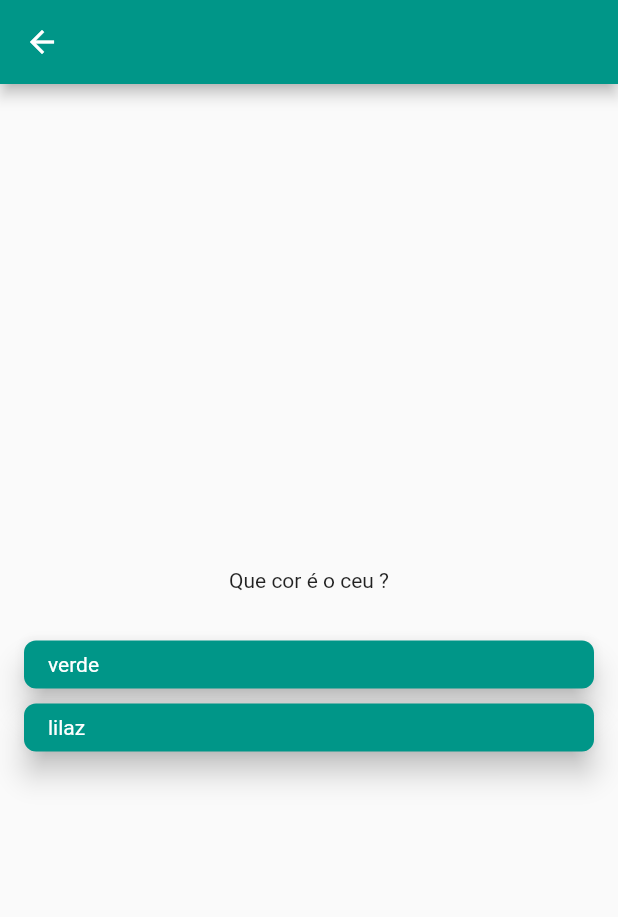
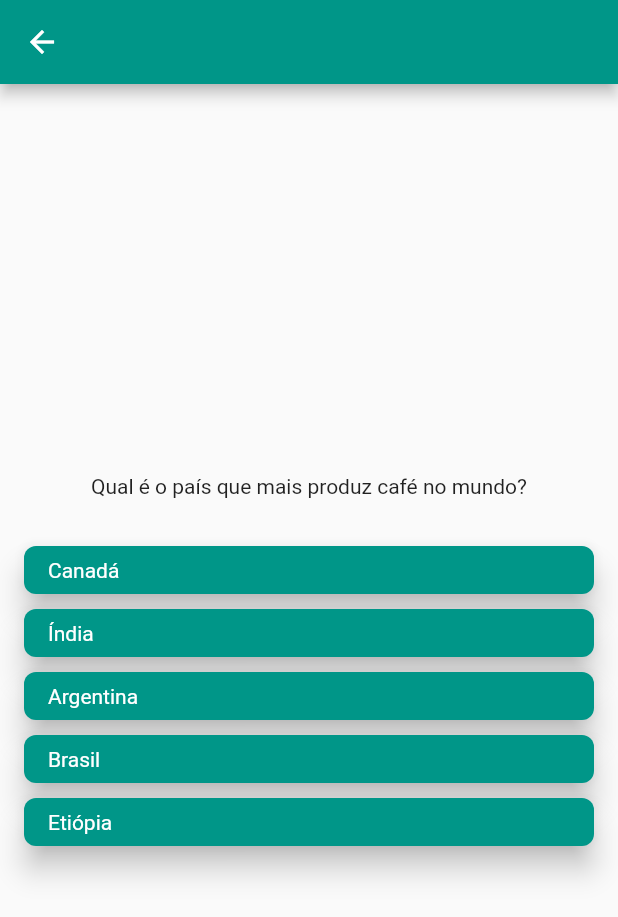
Before and after one commit to SamuelDevMobile/Aula03, a Flutter app: the QuizScreen screen opened by its route, on a phone screen of 412 x 824 dp. Shown: the top 917 px of the screen. Run offline on Flutter 3.47's test engine with Material 2 defaults, Android fonts, the phone set to English and light mode, and no system bars.

Commit message:
atualizando perguntas

```diff
--- a/aula3/lib/screens/quiz/quiz_screen.dart
+++ b/aula3/lib/screens/quiz/quiz_screen.dart
@@ -17,13 +17,39 @@ class QuizScreen extends StatefulWidget {
 List<QuestionModel> loadQuestion() {
   return [
     QuestionModel(
-        question: 'Que cor é o ceu ?', options: ['verde', 'lilaz'], answer: 1),
+        question: 'Qual é o país que mais produz café no mundo?',
+        options: ['Canadá', 'Índia', 'Argentina', 'Brasil', 'Etiópia'],
+        answer: 3),
     QuestionModel(
-        question: 'Qual a cor do cavalo branco de napoleao',
-        options: ['preto', 'marrom', 'branco'],
-        answer: 2),
+        question: 'País conhecido por ser o mais fechado do mundo?',
+        options: ['Myammar', 'Coréia do Norte', 'Armenia', 'Iêmen', 'Vietnã'],
+        answer: 1),
     QuestionModel(
-        question: 'Você gosta de leite', options: ['sim', 'não'], answer: 3)
+        question: 'País que possui a Groelândia como território?',
+        options: [
+          'Finlândia',
+          'Canadá',
+          'Reino Unido',
+          'Estados Unidos',
+          'Dinamarca'
+        ],
+        answer: 4),
+    QuestionModel(
+        question: 'País com a maior média de QI?',
+        options: ['China', 'Alemanha', 'Japão', 'Coreia do Sul', 'Noruega'],
+        answer: 3),
+    QuestionModel(
+        question: 'País com maior IDH?',
+        options: ['África', 'Ásia', 'Oceânia'],
+        answer: 0),
+    QuestionModel(
+        question: 'Continente menos industrializado?',
+        options: ['Noruega', 'Reino Unido', 'Canadá', 'Holanda', 'México'],
+        answer: 0),
+    QuestionModel(
+        question: 'País com maior comunidade japonesa fora do Japão?',
+        options: ['Estados Unidos', 'Brasil', 'Coreia do Sul'],
+        answer: 1)
   ];
 }
 
@@ -38,7 +64,7 @@ class _QuizScreenState extends State<QuizScreen> {
     questions = loadQuestion();
   }
 
-  void onOptionPressed(int selectOption)  {
+  void onOptionPressed(int selectOption) {
     final currentQuestion = questions[questionIndex];
 
     if (selectOption == currentQuestion.answer) {
@@ -51,8 +77,8 @@ class _QuizScreenState extends State<QuizScreen> {
   void goToNextQuestion() {
     if (questionIndex == questions.length - 1) {
       Navigator.pushReplacementNamed(
-          context,
-          FinishedQuizScreen.id,
+        context,
+        FinishedQuizScreen.id,
         arguments: FinishedQuizScreenArguments(score: score),
       );
     } else {
@@ -80,16 +106,14 @@ class _QuizScreenState extends State<QuizScreen> {
                   itemCount: currentQuestion.options.length,
                   shrinkWrap: true,
                   separatorBuilder: (context, index) =>
-                  const SizedBox(height: 10),
+                      const SizedBox(height: 10),
                   itemBuilder: (context, index) {
                     return QuestionButton(
                         text: currentQuestion.options[index],
                         onPressed: () {
                           onOptionPressed(index);
-                        }
-                    );
-                  }
-              ),
+                        });
+                  }),
             ],
           ),
         ),
```
